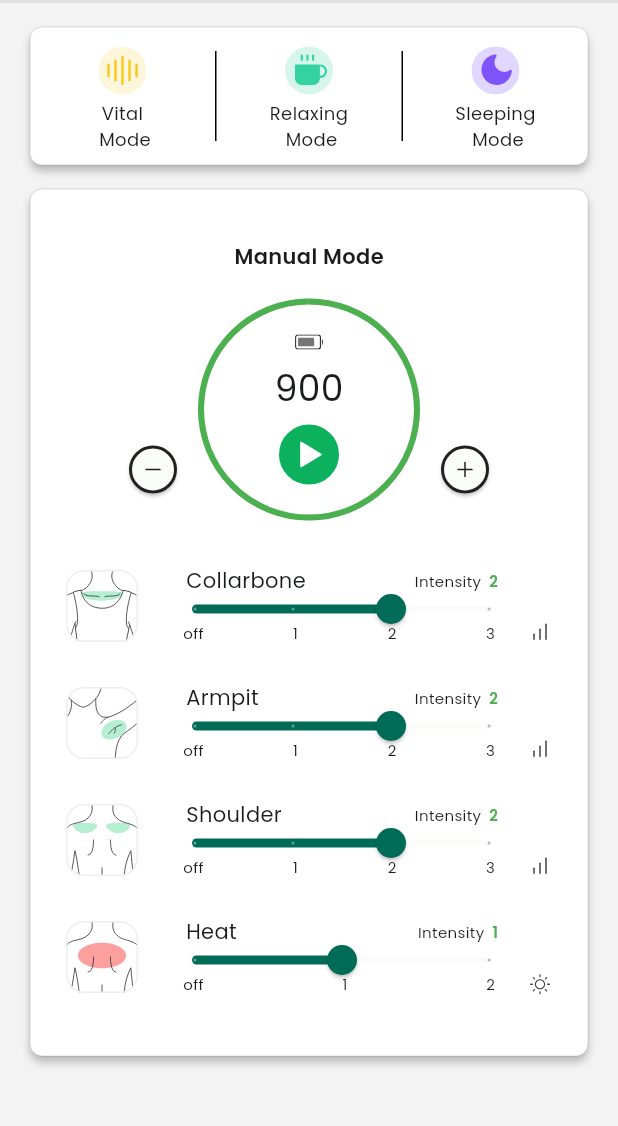
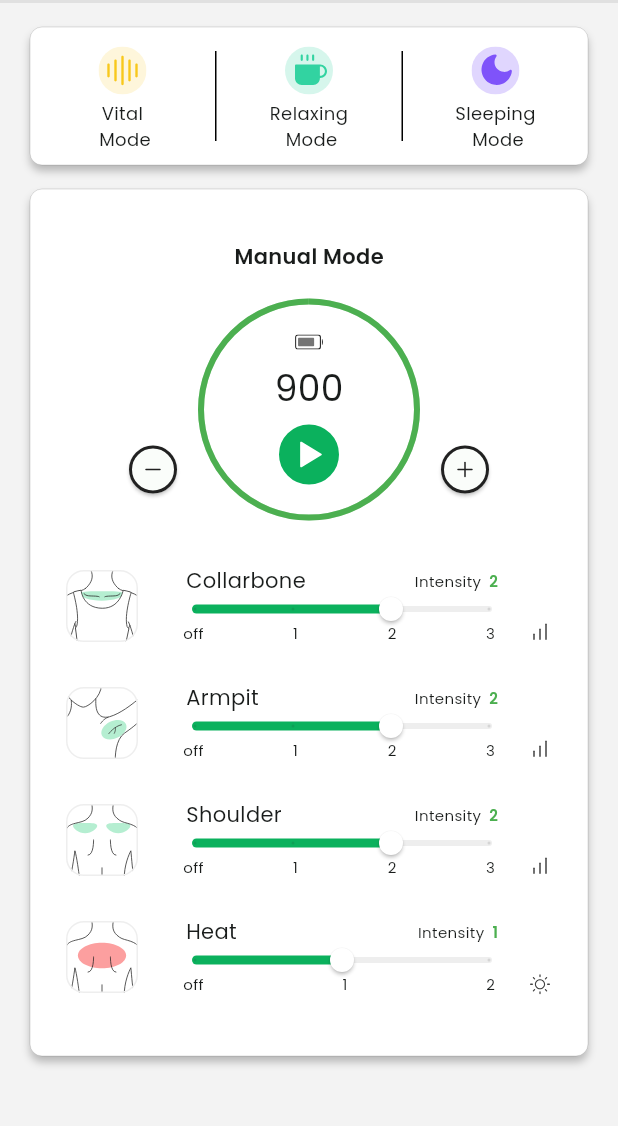
Before and after one commit to kwakdeung/lymphowear_remote_app, a Flutter app: the HomeDefault screen opened directly, on a phone screen of 412 x 824 dp, the part 81-1207 px from its top. Run offline on Flutter 3.47's test engine with Material 2 defaults, Android fonts, the phone set to English and light mode, and no system bars; our stand-ins replace flutter_svg.

Commit message:
modifying Slider

```diff
--- a/lib/components/home/armpit.dart
+++ b/lib/components/home/armpit.dart
@@ -69,18 +69,46 @@ class _ArmpitState extends State<Armpit> {
                   ),
                 ),
                 Container(
-                  margin: const EdgeInsets.fromLTRB(0, 0, 0, 0),
-                  width: double.infinity,
+                  margin: const EdgeInsets.all(0.0),
                   height: 18,
+                  child: SliderTheme(
+                    data: SliderTheme.of(context).copyWith(
+                      trackHeight: 4.0,
+                      trackShape: RoundedRectSliderTrackShape(),
+                      activeTrackColor: const Color(0xff0BB15D),
+                      inactiveTrackColor: const Color(0xffEEEEEE),
+                      thumbShape: RoundSliderThumbShape(
+                        enabledThumbRadius: 8.0,
+                        pressedElevation: 8.0,
+                      ),
+                      thumbColor: const Color(0xffFFFFFF),
+                      // const Color(0xffFFFFFF),
+                      // overlayColor: Colors.pink.withOpacity(0.2),
+                      // overlayShape: RoundSliderOverlayShape(overlayRadius: 32.0),
+                      tickMarkShape: RoundSliderTickMarkShape(),
+                      activeTickMarkColor:
+                          const Color(0xff212121).withOpacity(0.12),
+                      inactiveTickMarkColor:
+                          const Color(0xff212121).withOpacity(0.12),
+                      // valueIndicatorShape: PaddleSliderValueIndicatorShape(),
+                      // valueIndicatorColor: const Color(0xff0BB15D),
+                      // valueIndicatorTextStyle: TextStyle(
+                      //   color: Colors.white,
+                      //   fontSize: 20.0,
+                      // ),
+                    ),
                     child: Slider(
+                      min: 0.0,
+                      max: 3.0,
                       value: armpitValue,
-                    max: 3,
                       divisions: 3,
-                    onChanged: (double value) {
+                      // label: '${colloarboneValue.round()}',
+                      onChanged: (value) {
                         setState(() {
                           armpitValue = value;
                         });
                       },
+                    ),
                   ),
                 ),
                 Container(
--- a/lib/components/home/collarbone.dart
+++ b/lib/components/home/collarbone.dart
@@ -69,18 +69,46 @@ class _CollarboneState extends State<Collarbone> {
                   ),
                 ),
                 Container(
-                  margin: const EdgeInsets.fromLTRB(0, 0, 0, 0),
-                  width: double.infinity,
+                  margin: const EdgeInsets.all(0.0),
                   height: 18,
+                  child: SliderTheme(
+                    data: SliderTheme.of(context).copyWith(
+                      trackHeight: 4.0,
+                      trackShape: RoundedRectSliderTrackShape(),
+                      activeTrackColor: const Color(0xff0BB15D),
+                      inactiveTrackColor: const Color(0xffEEEEEE),
+                      thumbShape: RoundSliderThumbShape(
+                        enabledThumbRadius: 8.0,
+                        pressedElevation: 8.0,
+                      ),
+                      thumbColor: const Color(0xffFFFFFF),
+                      // const Color(0xffFFFFFF),
+                      // overlayColor: Colors.pink.withOpacity(0.2),
+                      // overlayShape: RoundSliderOverlayShape(overlayRadius: 32.0),
+                      tickMarkShape: RoundSliderTickMarkShape(),
+                      activeTickMarkColor:
+                          const Color(0xff212121).withOpacity(0.12),
+                      inactiveTickMarkColor:
+                          const Color(0xff212121).withOpacity(0.12),
+                      // valueIndicatorShape: PaddleSliderValueIndicatorShape(),
+                      // valueIndicatorColor: const Color(0xff0BB15D),
+                      // valueIndicatorTextStyle: TextStyle(
+                      //   color: Colors.white,
+                      //   fontSize: 20.0,
+                      // ),
+                    ),
                     child: Slider(
+                      min: 0.0,
+                      max: 3.0,
                       value: colloarboneValue,
-                    max: 3,
                       divisions: 3,
-                    onChanged: (double value) {
+                      // label: '${colloarboneValue.round()}',
+                      onChanged: (value) {
                         setState(() {
                           colloarboneValue = value;
                         });
                       },
+                    ),
                   ),
                 ),
                 Container(
--- a/lib/components/home/heat.dart
+++ b/lib/components/home/heat.dart
@@ -69,18 +69,46 @@ class _HeatState extends State<Heat> {
                   ),
                 ),
                 Container(
-                  margin: const EdgeInsets.fromLTRB(0, 0, 0, 0),
-                  width: double.infinity,
+                  margin: const EdgeInsets.all(0.0),
                   height: 18,
+                  child: SliderTheme(
+                    data: SliderTheme.of(context).copyWith(
+                      trackHeight: 4.0,
+                      trackShape: RoundedRectSliderTrackShape(),
+                      activeTrackColor: const Color(0xff0BB15D),
+                      inactiveTrackColor: const Color(0xffEEEEEE),
+                      thumbShape: RoundSliderThumbShape(
+                        enabledThumbRadius: 8.0,
+                        pressedElevation: 8.0,
+                      ),
+                      thumbColor: const Color(0xffFFFFFF),
+                      // const Color(0xffFFFFFF),
+                      // overlayColor: Colors.pink.withOpacity(0.2),
+                      // overlayShape: RoundSliderOverlayShape(overlayRadius: 32.0),
+                      tickMarkShape: RoundSliderTickMarkShape(),
+                      activeTickMarkColor:
+                          const Color(0xff212121).withOpacity(0.12),
+                      inactiveTickMarkColor:
+                          const Color(0xff212121).withOpacity(0.12),
+                      // valueIndicatorShape: PaddleSliderValueIndicatorShape(),
+                      // valueIndicatorColor: const Color(0xff0BB15D),
+                      // valueIndicatorTextStyle: TextStyle(
+                      //   color: Colors.white,
+                      //   fontSize: 20.0,
+                      // ),
+                    ),
                     child: Slider(
+                      min: 0.0,
+                      max: 2.0,
                       value: heatValue,
-                    max: 2,
                       divisions: 2,
-                    onChanged: (double value) {
+                      // label: '${colloarboneValue.round()}',
+                      onChanged: (value) {
                         setState(() {
                           heatValue = value;
                         });
                       },
+                    ),
                   ),
                 ),
                 Container(
--- a/lib/components/home/shoulder.dart
+++ b/lib/components/home/shoulder.dart
@@ -69,18 +69,46 @@ class _ShoulderState extends State<Shoulder> {
                   ),
                 ),
                 Container(
-                  margin: const EdgeInsets.fromLTRB(0, 0, 0, 0),
-                  width: double.infinity,
+                  margin: const EdgeInsets.all(0.0),
                   height: 18,
+                  child: SliderTheme(
+                    data: SliderTheme.of(context).copyWith(
+                      trackHeight: 4.0,
+                      trackShape: RoundedRectSliderTrackShape(),
+                      activeTrackColor: const Color(0xff0BB15D),
+                      inactiveTrackColor: const Color(0xffEEEEEE),
+                      thumbShape: RoundSliderThumbShape(
+                        enabledThumbRadius: 8.0,
+                        pressedElevation: 8.0,
+                      ),
+                      thumbColor: const Color(0xffFFFFFF),
+                      // const Color(0xffFFFFFF),
+                      // overlayColor: Colors.pink.withOpacity(0.2),
+                      // overlayShape: RoundSliderOverlayShape(overlayRadius: 32.0),
+                      tickMarkShape: RoundSliderTickMarkShape(),
+                      activeTickMarkColor:
+                          const Color(0xff212121).withOpacity(0.12),
+                      inactiveTickMarkColor:
+                          const Color(0xff212121).withOpacity(0.12),
+                      // valueIndicatorShape: PaddleSliderValueIndicatorShape(),
+                      // valueIndicatorColor: const Color(0xff0BB15D),
+                      // valueIndicatorTextStyle: TextStyle(
+                      //   color: Colors.white,
+                      //   fontSize: 20.0,
+                      // ),
+                    ),
                     child: Slider(
+                      min: 0.0,
+                      max: 3.0,
                       value: shoulderValue,
-                    max: 3,
                       divisions: 3,
-                    onChanged: (double value) {
+                      // label: '${colloarboneValue.round()}',
+                      onChanged: (value) {
                         setState(() {
                           shoulderValue = value;
                         });
                       },
+                    ),
                   ),
                 ),
                 Container(
```
Lines whose indentation alone changed are shown as unchanged.
